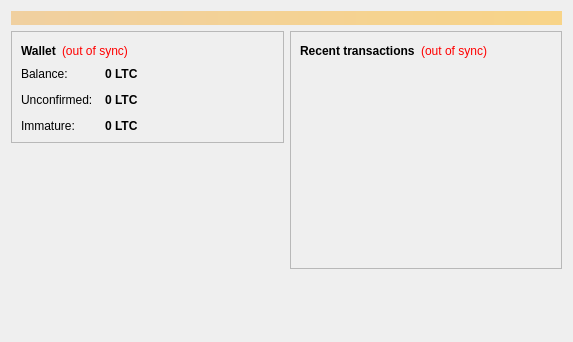
Before: the Qt Designer form src/qt/forms/overviewpage.ui in ShardScape/ShardScrypt, drawn with Qt 5.
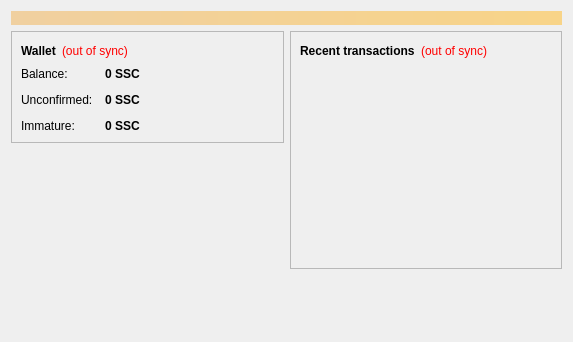
After: the same form once the commit is applied.

The edit to the form file:
```diff
--- a/src/qt/forms/overviewpage.ui
+++ b/src/qt/forms/overviewpage.ui
@@ -122,7 +122,7 @@
                <string>Your current balance</string>
               </property>
               <property name="text">
-               <string notr="true">0 LTC</string>
+               <string notr="true">0 SSC</string>
               </property>
               <property name="textInteractionFlags">
                <set>Qt::LinksAccessibleByMouse|Qt::TextSelectableByKeyboard|Qt::TextSelectableByMouse</set>
@@ -151,7 +151,7 @@
                <string>Total of transactions that have yet to be confirmed, and do not yet count toward the current balance</string>
               </property>
               <property name="text">
-               <string notr="true">0 LTC</string>
+               <string notr="true">0 SSC</string>
               </property>
               <property name="textInteractionFlags">
                <set>Qt::LinksAccessibleByMouse|Qt::TextSelectableByKeyboard|Qt::TextSelectableByMouse</set>
@@ -177,7 +177,7 @@
                <string>Mined balance that has not yet matured</string>
               </property>
               <property name="text">
-               <string notr="true">0 LTC</string>
+               <string notr="true">0 SSC</string>
               </property>
               <property name="textInteractionFlags">
                <set>Qt::LinksAccessibleByMouse|Qt::TextSelectableByKeyboard|Qt::TextSelectableByMouse</set>
```
Left out of the diff: 4 changed lines with no effect on the pictures.
